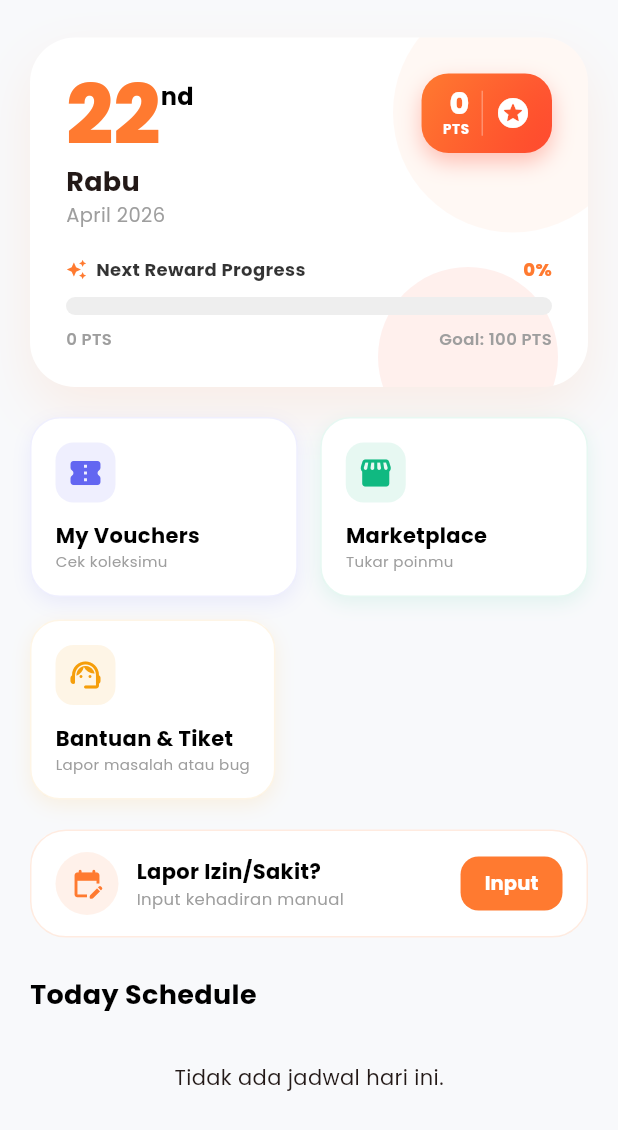
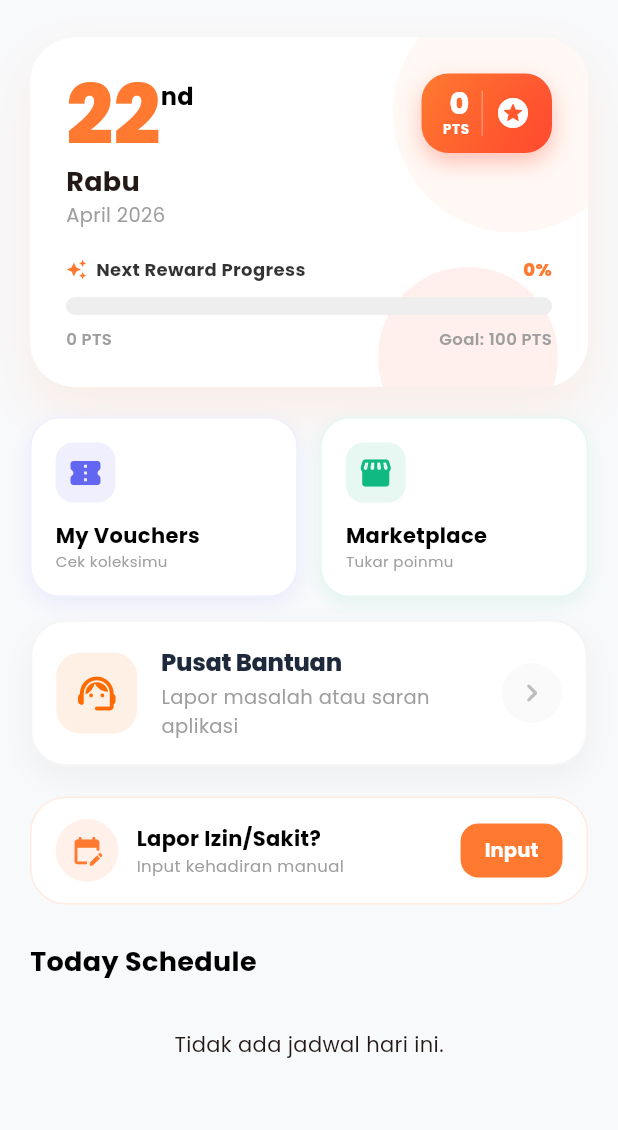
Before and after one commit to satriafitra/PROJECT-ABSENSI-SISWA-UJIKOM-FE, a Flutter app: the HomePage screen opened directly, on a phone screen of 412 x 824 dp. Shown: the top 1130 px of the screen. Run offline on Flutter 3.47's test engine with Material 3 defaults, Android fonts, the phone set to English and light mode, and no system bars; our stand-ins replace animate_do, audioplayers, fl_chart, flutter_local_notifications, geolocator, google_maps_flutter and 5 more; missing offline and left inert: mobile_scanner; accounts and stored records are empty; network calls fail; project files that could hold a hidden picture were left out.

Commit message:
beres euy

```diff
--- a/lib/pages/home_absensi.dart
+++ b/lib/pages/home_absensi.dart
@@ -143,23 +143,90 @@ class _HomePageState extends State<HomePage> {
     );
   }
 
-  // WIDGET NAVIGASI BARU: Tambahan untuk Tickets (Bantuan)
+  // WIDGET NAVIGASI BARU: Versi Clean White & Orange Accent
   Widget _buildTicketsAction(ThemeProvider themeProvider) {
-    return _actionButton(
-      themeProvider,
-      title: "Bantuan & Tiket",
-      subtitle: "Lapor masalah atau bug",
-      icon: Icons.support_agent_rounded,
-      color: const Color(0xFFF59E0B), // Amber color
+    return GestureDetector(
       onTap: () {
         Navigator.push(
           context,
           MaterialPageRoute(builder: (context) => TicketListPage()),
         );
       },
+      child: Container(
+        width: double.infinity,
+        padding: const EdgeInsets.all(16),
+        decoration: BoxDecoration(
+          color: Colors.white, // Background Putih Bersih
+          borderRadius: BorderRadius.circular(24), // Radius lebih besar agar modern
+          border: Border.all(color: Colors.grey.shade100, width: 1.5), // Border tipis agar tegas
+          boxShadow: [
+            BoxShadow(
+              color: Colors.black.withOpacity(0.04), // Shadow sangat tipis
+              blurRadius: 16,
+              offset: const Offset(0, 8),
+            )
+          ],
+        ),
+        child: Row(
+          children: [
+            // Container Icon dengan aksen Orange
+            Container(
+              padding: const EdgeInsets.all(12),
+              decoration: BoxDecoration(
+                color: const Color(0xFFFF6B00).withOpacity(0.1), // Orange pucat untuk bg icon
+                borderRadius: BorderRadius.circular(16),
+              ),
+              child: const Icon(
+                Icons.support_agent_rounded,
+                color: Color(0xFFFF6B00), // Icon Orange
+                size: 30
+              ),
+            ),
+            const SizedBox(width: 16),
+            // Teks dengan warna gelap/hitam
+            Expanded(
+              child: Column(
+                crossAxisAlignment: CrossAxisAlignment.start,
+                children: [
+                  const Text(
+                    "Pusat Bantuan",
+                    style: TextStyle(
+                      color: Color(0xFF1E293B), // Hitam Slate (lebih premium dari hitam pekat)
+                      fontSize: 16,
+                      fontWeight: FontWeight.w800,
+                      letterSpacing: -0.2,
+                    ),
+                  ),
+                  const SizedBox(height: 2),
+                  Text(
+                    "Lapor masalah atau saran aplikasi",
+                    style: TextStyle(
+                      color: Colors.grey.shade500, // Abu-abu untuk deskripsi
+                      fontSize: 13,
+                      fontWeight: FontWeight.w400,
+                    ),
+                  ),
+                ],
+              ),
+            ),
+            // Indikator Panah yang lebih minimalis
+            Container(
+              padding: const EdgeInsets.all(8),
+              decoration: BoxDecoration(
+                color: Colors.grey.shade50,
+                shape: BoxShape.circle,
+              ),
+              child: Icon(
+                Icons.chevron_right_rounded,
+                color: Colors.grey.shade400,
+                size: 24
+              ),
+            ),
+          ],
+        ),
+      ),
     );
   }
-
   // Template Button Action
   Widget _actionButton(ThemeProvider themeProvider, {
     required String title,
```
